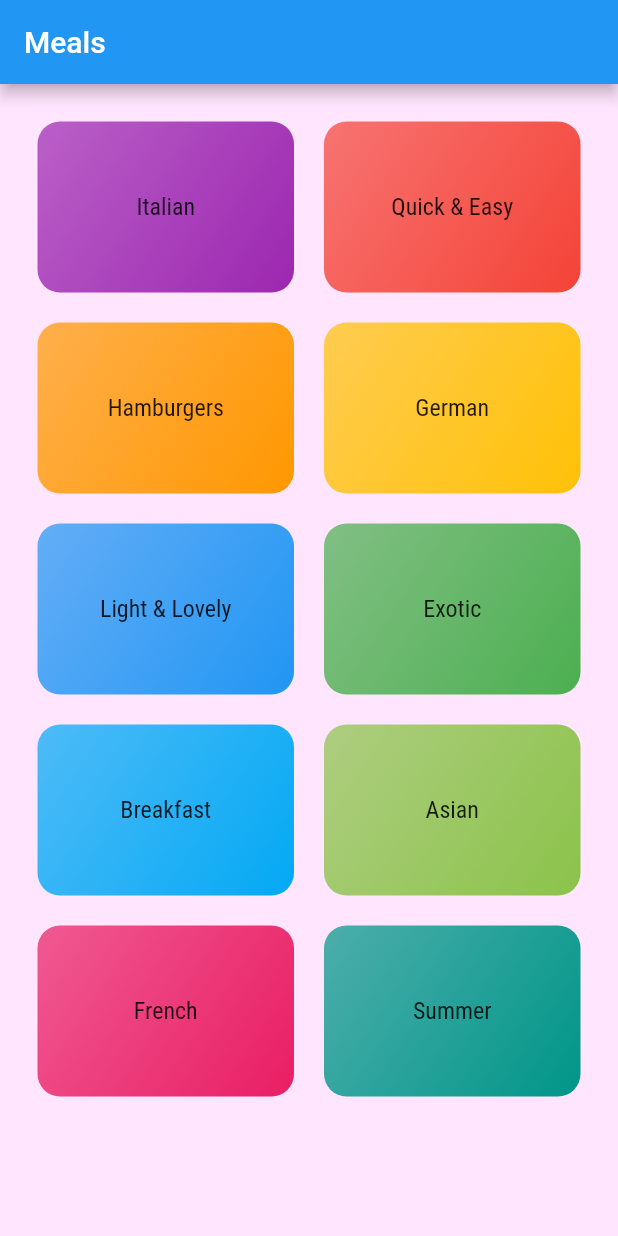
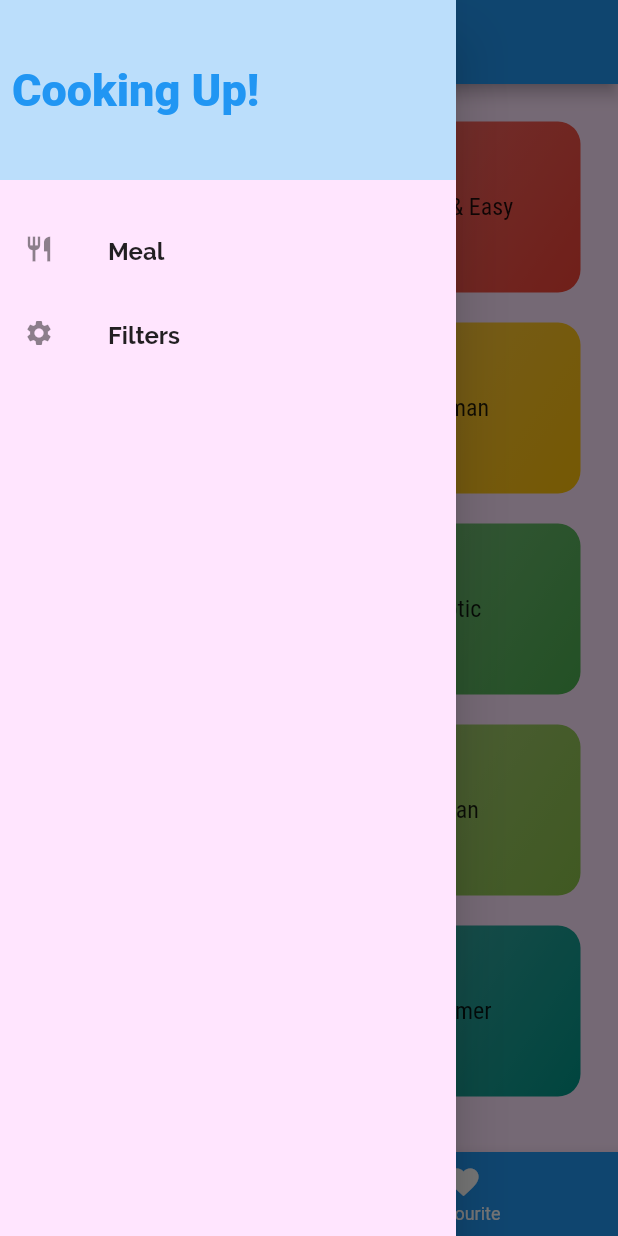
Before and after one commit to abdelrahman-abied/meal_app, a Flutter app: the screen it shows after launch, with the side drawer open (before the commit the screen has no drawer), on a phone screen of 412 x 824 dp. Run offline on Flutter 3.47's test engine with Material 2 defaults, Android fonts, the phone set to English and light mode, and no system bars.

Commit message:
add tabScreen, favouriteScreen, mainDrawer and add filter to meals by filtering it by type

```diff
--- /dev/null
+++ b/lib/constants/constants.dart
@@ -0,0 +1,3 @@
+
+const String ralewayFont = 'Raleway';
+const String robotoCondensedFont = 'RobotoCondensed';
--- a/lib/main.dart
+++ b/lib/main.dart
@@ -1,21 +1,52 @@
 import 'package:flutter/material.dart';
-import 'package:meal_app/screens/categories_screen.dart';
+import 'package:meal_app/dummy_data.dart';
+import 'package:meal_app/models/meal.dart';
 import 'package:meal_app/screens/category_meal_screen.dart';
+import 'package:meal_app/screens/filter_screen.dart';
 import 'package:meal_app/screens/meal_detail_screen.dart';
+import 'package:meal_app/screens/tab_screen.dart';
 
 void main() {
   runApp(MyApp());
 }
 
-class MyApp extends StatelessWidget {
+class MyApp extends StatefulWidget {
+  @override
+  _MyAppState createState() => _MyAppState();
+}
+
+class _MyAppState extends State<MyApp> {
+  Map<String, bool> _filters = {
+    'gluten': false,
+    'lactose': false,
+    'vegan': false,
+    'vegetarian': false,
+  };
+  List<Meal> _availableMeals = DUMMY_MEALS;
+
+  void _setFilters(Map<String, bool> _filterData) {
+    setState(() {
+      _filters = _filterData;
+
+      _availableMeals = DUMMY_MEALS.where((meal) {
+        if (_filters['gluten'] && !meal.isGlutenFree) return false;
+        if (_filters['lactose'] && !meal.isLactoseFree) return false;
+        if (_filters['vegan'] && !meal.isVegan) return false;
+        if (_filters['vegetarian'] && !meal.isVegetarian) return false;
+        return true;
+      }).toList();
+    });
+  }
+
   @override
   Widget build(BuildContext context) {
     return MaterialApp(
       title: 'Flutter Demo',
+      debugShowCheckedModeBanner: false,
       theme: ThemeData(
         primarySwatch: Colors.blue,
         accentColor: Colors.blue[100],
-        canvasColor: Color.fromRGBO(255, 229,254, 1),
+        canvasColor: Color.fromRGBO(255, 229, 254, 1),
         textTheme: ThemeData.light().textTheme.copyWith(
               headline6: TextStyle(
                 fontSize: 16,
@@ -30,9 +61,12 @@ class MyApp extends StatelessWidget {
       ),
       initialRoute: '/',
       routes: {
-        '/': (context) => CategoriesScreen(),
-        CategoryMealScreen.routeName: (context) => CategoryMealScreen(),
+        '/': (context) => TabScreen(),
+        CategoryMealScreen.routeName: (context) =>
+            CategoryMealScreen(availableMeal: _availableMeals),
         MealDetailsScreen.routeName: (context) => MealDetailsScreen(),
+        FilterScreen.routeName: (context) =>
+            FilterScreen(currentFilters: _filters, saveFilter: _setFilters)
       },
       // home: CategoriesScreen(),
     );
--- a/lib/screens/categories_screen.dart
+++ b/lib/screens/categories_screen.dart
@@ -8,11 +8,7 @@ class CategoriesScreen extends StatelessWidget {
   @override
   Widget build(BuildContext context) {
     return Scaffold(
-         appBar: AppBar(
-          title: Text(
-            'Meals',
-          ),
-        ),
+
       body: GridView(
         padding: EdgeInsets.all(25.0),
         children: DUMMY_CATEGORIES
--- /dev/null
+++ b/lib/screens/tab_screen.dart
@@ -0,0 +1,60 @@
+import 'package:flutter/material.dart';
+import 'package:meal_app/screens/categories_screen.dart';
+import 'package:meal_app/widgets/main_drawer.dart';
+
+import 'favourite_screen.dart';
+
+class TabScreen extends StatefulWidget {
+  @override
+  _TabScreenState createState() => _TabScreenState();
+}
+
+class _TabScreenState extends State<TabScreen> {
+  final List<Map<String, Object>> _pages = [
+    {'page': CategoriesScreen(), 'title': 'Categories'},
+    {'page': FaouriteScreen(), 'title': 'Favourite'},
+  ];
+  int _selectedPageIndex = 0;
+
+  @override
+  Widget build(BuildContext context) {
+    return Container(
+      child: Scaffold(
+        appBar: AppBar(
+          title: Text(_pages[_selectedPageIndex]['title']),
+        ),
+        drawer: MainDrawer(),
+        body: _pages[_selectedPageIndex]['page'],
+        bottomNavigationBar: BottomNavigationBar(
+          onTap: _selectPage,
+          selectedItemColor: Colors.yellow,
+          unselectedItemColor: Colors.white,
+          currentIndex: _selectedPageIndex,
+          selectedLabelStyle: TextStyle(
+            color: Colors.yellow,
+          ),
+          unselectedLabelStyle: TextStyle(
+            color: Colors.white,
+          ),
+          backgroundColor: Theme.of(context).primaryColor,
+          items: [
+            BottomNavigationBarItem(
+              icon: Icon(Icons.category),
+              label: 'Categories',
+            ),
+            BottomNavigationBarItem(
+              icon: Icon(Icons.favorite),
+              label: 'Favourite',
+            ),
+          ],
+        ),
+      ),
+    );
+  }
+
+  void _selectPage(int value) {
+    setState(() {
+      _selectedPageIndex = value;
+    });
+  }
+}
--- /dev/null
+++ b/lib/widgets/main_drawer.dart
@@ -0,0 +1,66 @@
+import 'package:flutter/material.dart';
+import 'package:meal_app/constants/constants.dart';
+import 'package:meal_app/screens/filter_screen.dart';
+
+class MainDrawer extends StatelessWidget {
+  const MainDrawer({Key key}) : super(key: key);
+
+  @override
+  Widget build(BuildContext context) {
+    return Drawer(
+      child: Column(
+        children: [
+          Container(
+            height: 120,
+            width: double.infinity,
+            color: Theme.of(context).accentColor,
+            padding: const EdgeInsets.all(8),
+            child: Text(
+              'Cooking Up!',
+              style: TextStyle(
+                fontSize: 30,
+                fontWeight: FontWeight.w900,
+                color: Theme.of(context).primaryColor,
+              ),
+            ),
+            alignment: Alignment.centerLeft,
+          ),
+          SizedBox(
+            height: 20,
+          ),
+          buildListTile('Meal', Icons.restaurant, () {
+            Navigator.pop(context);
+          }),
+          buildListTile('Filters', Icons.settings, () {
+          var routeName=  ModalRoute.of(context).settings.name;
+
+            if (routeName==FilterScreen.routeName) {
+              Navigator.pop(context);
+            } else {
+               Navigator.of(context).pushNamed(FilterScreen.routeName);
+            }
+
+          }),
+        ],
+      ),
+    );
+  }
+
+  ListTile buildListTile(String title, IconData icon, Function tapHandler) {
+    return ListTile(
+      onTap: tapHandler,
+      leading: Icon(
+        icon,
+        size: 20,
+      ),
+      title: Text(
+        title,
+        style: TextStyle(
+          fontSize: 16,
+          fontWeight: FontWeight.bold,
+          fontFamily: ralewayFont,
+        ),
+      ),
+    );
+  }
+}
```
Also changed, not shown: lib/screens/category_meal_screen.dart (+35 -16 lines), lib/screens/favourite_screen.dart (added, +14 -0 lines), lib/screens/filter_screen.dart (added, +136 -0 lines), lib/screens/meal_detail_screen.dart (+7 -2 lines), lib/widgets/meal_items.dart (+9 -3 lines).
